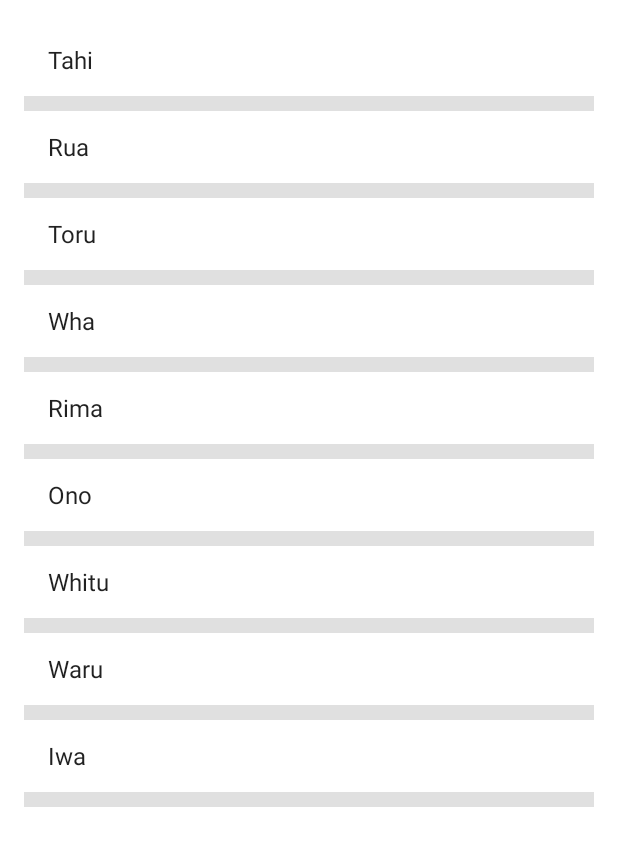
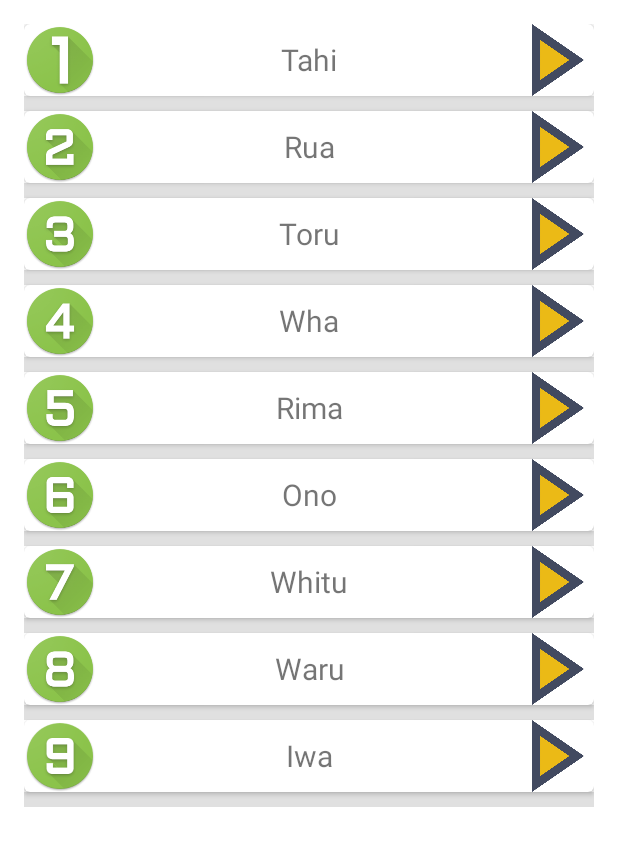
Before and after one commit to dshah1901/Project-49-NotOptimusPrime, an Android app: the screen it shows after launch (MainActivity), on a phone screen of 412 x 824 dp. Shown: the top 846 px of the screen. Run offline under Robolectric (Android 15) with nearby library versions, the light colour scheme and no system bars.

Commit message:
Learn maori works

```diff
--- a/NotOptimusPrime/app/build.gradle
+++ b/NotOptimusPrime/app/build.gradle
@@ -34,6 +34,7 @@ dependencies {
     implementation 'com.google.android.material:material:1.6.1'
     implementation 'androidx.constraintlayout:constraintlayout:2.1.4'
     testImplementation 'junit:junit:4.13.2'
+    implementation "androidx.cardview:cardview:1.0.0"
     androidTestImplementation 'androidx.test.ext:junit:1.1.3'
     androidTestImplementation 'androidx.test.espresso:espresso-core:3.4.0'
     implementation 'com.android.volley:volley:1.2.1'
--- a/NotOptimusPrime/app/src/main/java/com/example/notoptimusprime/MainActivity.java
+++ b/NotOptimusPrime/app/src/main/java/com/example/notoptimusprime/MainActivity.java
@@ -9,7 +9,9 @@ import android.widget.ArrayAdapter;
 import android.widget.Button;
 import android.widget.ListView;
 
+import com.example.notoptimusprime.adapter.SpeakerAdaptor;
 import com.example.notoptimusprime.model.DataProvider;
+import com.example.notoptimusprime.model.Speaker;
 
 import java.util.ArrayList;
 import java.util.List;
@@ -26,9 +28,8 @@ public class MainActivity extends AppCompatActivity {
         setContentView(R.layout.activity_main);
 
         //Testing the dictionary
-        Map<Integer, String> wordsDict = DataProvider.generateMaoriDigits();
-        List<String> words = new ArrayList<String>(wordsDict.values());
-        ArrayAdapter<String> itemsAdapter = new ArrayAdapter<String>(this, android.R.layout.simple_list_item_1, words);
+        List<Speaker> speakerList = DataProvider.getSpeaker();
+        SpeakerAdaptor itemsAdapter = new SpeakerAdaptor(this, R.layout.number_list_view_item, speakerList);
         ListView listView = (ListView) findViewById(R.id.list_view);
         listView.setAdapter(itemsAdapter);
 
--- /dev/null
+++ b/NotOptimusPrime/app/src/main/java/com/example/notoptimusprime/adapter/SpeakerAdaptor.java
@@ -0,0 +1,84 @@
+package com.example.notoptimusprime.adapter;
+
+import android.content.Context;
+import android.media.MediaPlayer;
+import android.view.LayoutInflater;
+import android.view.View;
+import android.view.ViewGroup;
+import android.widget.ArrayAdapter;
+import android.widget.ImageView;
+import android.widget.TextView;
+
+import androidx.annotation.NonNull;
+import androidx.annotation.Nullable;
+
+import com.example.notoptimusprime.R;
+import com.example.notoptimusprime.model.Speaker;
+
+import org.jetbrains.annotations.NotNull;
+
+import java.util.List;
+
+public class SpeakerAdaptor extends ArrayAdapter {
+    int mLayoutID;
+    List<Speaker> mSpeakers;
+    Context mContext;
+    MediaPlayer mediaPlayer;
+
+    public SpeakerAdaptor(@NonNull Context context,int resource, @NonNull List<Speaker> objects){
+        super(context, resource, objects);
+        mLayoutID = resource;
+        mContext = context;
+        mSpeakers = objects;
+    }
+
+    @NonNull
+    @Override
+    public View getView(int position, @Nullable View convertView, @NotNull ViewGroup parent){
+        //Get a reference to the current ListView item
+        View currentListViewItem = convertView;
+
+        // Check if the existing view is being reused, otherwise inflate the view
+        if (currentListViewItem == null) {
+            currentListViewItem = LayoutInflater.from(getContext()).inflate(mLayoutID, parent, false);
+        }
+
+        //Get the Number object for the current position
+        Speaker currentSpeaker = mSpeakers.get(position);
+
+        //Set the attributed of list_view_number_item_views
+        ImageView iconImageView = (ImageView) currentListViewItem.findViewById(R.id.icon_image_view);
+        int i = mContext.getResources().getIdentifier(
+                currentSpeaker.getIconFilename(), "drawable", mContext.getPackageName());
+
+        //Setting the icon
+        iconImageView.setImageResource(i);
+
+        TextView maoriTextView = (TextView) currentListViewItem.findViewById(R.id.maori_text_view);
+        maoriTextView.setText(currentSpeaker.getMaoriTranslation());
+
+        //Getting audio resource id for current Number object
+        final String audio = currentSpeaker.getAudioFilename();
+        final ImageView play = (ImageView) currentListViewItem.findViewById(R.id.play_button);
+
+
+        //Setting the image click handler
+        currentListViewItem.setOnClickListener(new View.OnClickListener() {
+            @Override
+            public void onClick(View v) {
+                //Operations to perform when the play ImageView is clicked
+                int i = mContext.getResources().getIdentifier(
+                        audio, "raw",
+                        mContext.getPackageName());
+                //Using MediaPlayer to play the audio file
+                if (mediaPlayer != null)
+                    mediaPlayer.release();
+                mediaPlayer = MediaPlayer.create(mContext, i);
+                mediaPlayer.start();
+            }
+        });
+
+        //Getting audio resource id for the current Number object
+        return currentListViewItem;
+    }
+}
--- a/NotOptimusPrime/app/src/main/java/com/example/notoptimusprime/model/DataProvider.java
+++ b/NotOptimusPrime/app/src/main/java/com/example/notoptimusprime/model/DataProvider.java
@@ -1,11 +1,13 @@
 package com.example.notoptimusprime.model;
 
+import java.util.ArrayList;
 import java.util.LinkedHashMap;
+import java.util.List;
 import java.util.Map;
 
 public class DataProvider {
     public static Map<Integer, String> generateMaoriDigits(){
-        Map<Integer, String> words = new LinkedHashMap<Integer, String>();
+        Map<Integer, String> words = new LinkedHashMap<>();
         words.put(1, "Tahi");
         words.put(2, "Rua");
         words.put(3, "Toru");
@@ -17,4 +19,19 @@ public class DataProvider {
         words.put(9, "Iwa");
         return words;
     }
+
+    public static List<Speaker> getSpeaker(){
+        List<Speaker> speakerList = new ArrayList<Speaker>();
+        Map<Integer, String> speakers = generateMaoriDigits();
+        for (Integer key : speakers.keySet()){
+            int digit = key;
+            String maoriTranslation = speakers.get(key);
+            String icon = "icon" + String.valueOf(key);
+            String audio = "audio_" + String.valueOf(key);
+
+            Speaker s = new Speaker(digit, audio, icon, maoriTranslation);
+            speakerList.add(s);
+        }
+        return speakerList;
+    }
 }
--- /dev/null
+++ b/NotOptimusPrime/app/src/main/java/com/example/notoptimusprime/model/Speaker.java
@@ -0,0 +1,29 @@
+package com.example.notoptimusprime.model;
+
+public class Speaker {
+    int digit;
+    String audioFilename, iconFilename, maoriTranslation;
+
+    public int getDigit() {
+        return digit;
+    }
+
+    public String getAudioFilename() {
+        return audioFilename;
+    }
+
+    public String getIconFilename() {
+        return iconFilename;
+    }
+
+    public String getMaoriTranslation() {
+        return maoriTranslation;
+    }
+
+    public Speaker(int digit, String audioFilename, String iconFilename, String maoriTranslation) {
+        this.digit = digit;
+        this.audioFilename = audioFilename;
+        this.iconFilename = iconFilename;
+        this.maoriTranslation = maoriTranslation;
+    }
+}
--- /dev/null
+++ b/NotOptimusPrime/app/src/main/res/layout/number_list_view_item.xml
@@ -0,0 +1,35 @@
+<?xml version="1.0" encoding="utf-8"?>
+<androidx.cardview.widget.CardView xmlns:android="http://schemas.android.com/apk/res/android"
+    xmlns:app="http://schemas.android.com/apk/res-auto"
+    android:layout_margin="8dp"
+    app:cardCornerRadius="4dp"
+    android:elevation="4dp"
+    android:layout_height="wrap_content"
+    android:layout_width = "match_parent">
+    <LinearLayout
+        android:layout_width="match_parent"
+        android:layout_height="wrap_content"
+        android:orientation="horizontal">
+        <ImageView
+            android:layout_width="48dp"
+            android:layout_height="48dp"
+            android:src="@drawable/icon0"
+            android:id="@+id/icon_image_view"/>
+        <TextView
+            android:id="@+id/maori_text_view"
+            android:layout_width="0dp"
+            android:layout_height="match_parent"
+            android:layout_weight="1"
+            android:text="text"
+            android:gravity="center"
+            android:textSize="20sp"/>
+        <ImageView
+            android:layout_width="48dp"
+            android:layout_height="48dp"
+            android:id="@+id/play_button"
+            android:src="@drawable/play"
+            />
+
+
+    </LinearLayout>
+</androidx.cardview.widget.CardView>
```
